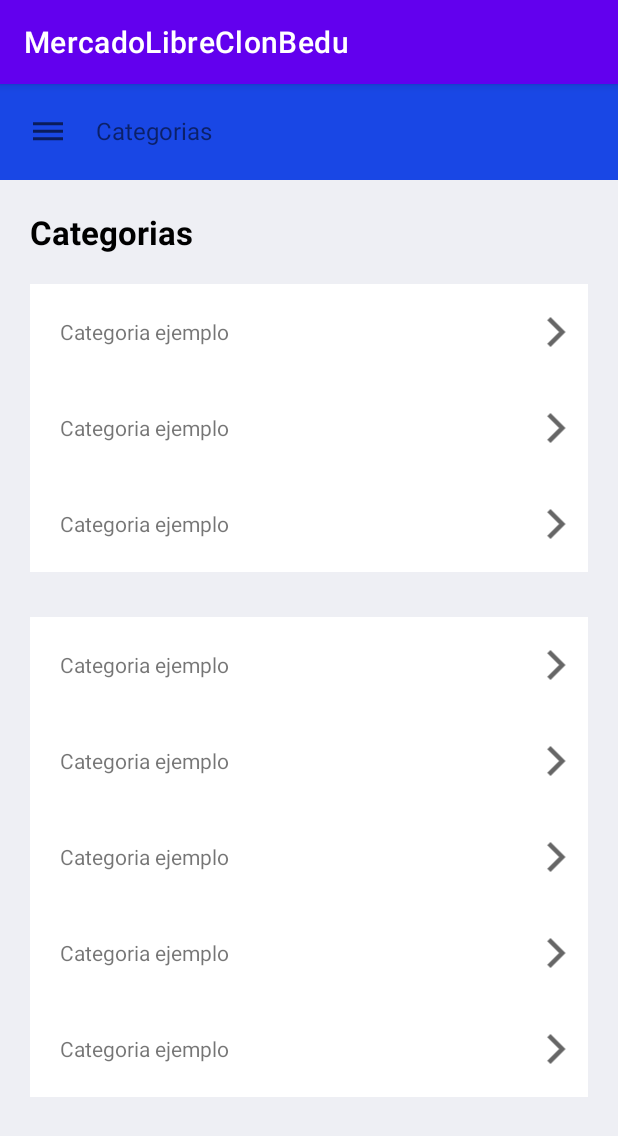
After one commit to GabrielBalbuenaLuna/MercadoLibreClonBedu-Equipo15-App, an Android app: the Categorias screen opened directly, with no data from a screen before it, on a phone screen of 412 x 824 dp. The commit adds this screen. Shown: the top 1136 px of the screen. Run offline under Robolectric (Android 15) with nearby library versions, the phone set to English and light mode, and no system bars.

Commit message:
[Update] Categorias, basic design

```diff
--- a/app/src/main/AndroidManifest.xml
+++ b/app/src/main/AndroidManifest.xml
@@ -9,7 +9,8 @@
         android:roundIcon="@mipmap/ic_launcher_round"
         android:supportsRtl="true"
         android:theme="@style/Theme.MercadoLibreClonBedu">
-        <activity android:name=".MisCompras"></activity>
+        <activity android:name=".Categorias"></activity>
+        <activity android:name=".MisCompras" />
         <activity android:name=".MainActivity">
             <intent-filter>
                 <action android:name="android.intent.action.MAIN" />
--- /dev/null
+++ b/app/src/main/java/com/example/mercadolibreclonbedu/Categorias.kt
@@ -0,0 +1,11 @@
+package com.example.mercadolibreclonbedu
+
+import androidx.appcompat.app.AppCompatActivity
+import android.os.Bundle
+
+class Categorias : AppCompatActivity() {
+    override fun onCreate(savedInstanceState: Bundle?) {
+        super.onCreate(savedInstanceState)
+        setContentView(R.layout.activity_categorias)
+    }
+}
--- /dev/null
+++ b/app/src/main/res/drawable/ic_baseline_arrow_forward_ios_24.xml
@@ -0,0 +1,10 @@
+<vector xmlns:android="http://schemas.android.com/apk/res/android"
+    android:width="24dp"
+    android:height="24dp"
+    android:viewportWidth="24"
+    android:viewportHeight="24"
+    android:tint="?attr/colorControlNormal">
+  <path
+      android:fillColor="@android:color/white"
+      android:pathData="M5.88,4.12L13.76,12l-7.88,7.88L8,22l10,-10L8,2z"/>
+</vector>
--- /dev/null
+++ b/app/src/main/res/layout/activity_categorias.xml
@@ -0,0 +1,310 @@
+<?xml version="1.0" encoding="utf-8"?>
+<LinearLayout xmlns:android="http://schemas.android.com/apk/res/android"
+    xmlns:app="http://schemas.android.com/apk/res-auto"
+    xmlns:tools="http://schemas.android.com/tools"
+    android:layout_width="match_parent"
+    android:layout_height="match_parent"
+    android:orientation="vertical"
+    tools:context=".Categorias"
+    android:background="@color/background">
+
+    <!--Encabezado -->
+    <LinearLayout
+        android:layout_width="match_parent"
+        android:layout_height="wrap_content"
+        android:orientation="horizontal"
+        android:paddingVertical="20dp"
+        android:background="@color/blue_menu">
+
+        <ImageView
+            android:layout_width="wrap_content"
+            android:layout_height="wrap_content"
+            android:paddingHorizontal="20dp"
+            android:src="@drawable/ic_baseline_dehaze_24"/>
+
+        <TextView
+            android:layout_width="match_parent"
+            android:layout_height="wrap_content"
+            android:text="@string/categorias"
+            android:textSize="16sp"
+            android:layout_marginRight="20dp"/>
+    </LinearLayout>
+
+    <TextView
+        android:layout_width="match_parent"
+        android:layout_height="wrap_content"
+        android:text="@string/categorias"
+        android:layout_marginHorizontal="20dp"
+        android:layout_marginVertical="20dp"
+        android:textSize="22dp"
+        android:textStyle="bold"
+        android:textColor="@color/black"/>
+
+    <!--List Item 1 -->
+    <LinearLayout
+        android:layout_width="match_parent"
+        android:layout_height="wrap_content"
+        android:orientation="horizontal"
+        android:paddingVertical="20dp"
+        android:background="@color/white"
+        android:layout_gravity="center"
+        android:layout_marginHorizontal="20dp">
+
+        <LinearLayout
+            android:layout_width="wrap_content"
+            android:layout_height="wrap_content"
+            android:layout_weight="9"
+            android:orientation="vertical"
+            android:layout_marginRight="20dp"
+            android:layout_gravity="center"
+            android:paddingHorizontal="20dp">
+
+            <TextView
+                android:layout_width="match_parent"
+                android:layout_height="wrap_content"
+                android:text="@string/ej_list_item_categoria"/>
+        </LinearLayout>
+
+        <ImageView
+            android:layout_width="wrap_content"
+            android:layout_height="wrap_content"
+            android:layout_weight="1"
+            android:src="@drawable/ic_baseline_arrow_forward_ios_24"/>
+    </LinearLayout>
+
+    <!--List Item 2 -->
+    <LinearLayout
+        android:layout_width="match_parent"
+        android:layout_height="wrap_content"
+        android:orientation="horizontal"
+        android:paddingVertical="20dp"
+        android:background="@color/white"
+        android:layout_gravity="center"
+        android:layout_marginHorizontal="20dp">
+
+        <LinearLayout
+            android:layout_width="wrap_content"
+            android:layout_height="wrap_content"
+            android:layout_weight="9"
+            android:orientation="vertical"
+            android:layout_marginRight="20dp"
+            android:layout_gravity="center"
+            android:paddingHorizontal="20dp">
+
+            <TextView
+                android:layout_width="match_parent"
+                android:layout_height="wrap_content"
+                android:text="@string/ej_list_item_categoria"/>
+        </LinearLayout>
+
+        <ImageView
+            android:layout_width="wrap_content"
+            android:layout_height="wrap_content"
+            android:layout_weight="1"
+            android:src="@drawable/ic_baseline_arrow_forward_ios_24"/>
+    </LinearLayout>
+
+    <!--List Item 3 -->
+    <LinearLayout
+        android:layout_width="match_parent"
+        android:layout_height="wrap_content"
+        android:orientation="horizontal"
+        android:paddingVertical="20dp"
+        android:background="@color/white"
+        android:layout_gravity="center"
+        android:layout_marginHorizontal="20dp">
+
+
+        <LinearLayout
+            android:layout_width="wrap_content"
+            android:layout_height="wrap_content"
+            android:layout_weight="9"
+            android:orientation="vertical"
+            android:layout_marginRight="20dp"
+            android:layout_gravity="center"
+            android:paddingHorizontal="20dp">
+
+            <TextView
+                android:layout_width="match_parent"
+                android:layout_height="wrap_content"
+                android:text="@string/ej_list_item_categoria"/>
+        </LinearLayout>
+
+        <ImageView
+            android:layout_width="wrap_content"
+            android:layout_height="wrap_content"
+            android:layout_weight="1"
+            android:src="@drawable/ic_baseline_arrow_forward_ios_24"/>
+    </LinearLayout>
+
+    <!--View Group 2 -->
+    <LinearLayout
+        android:layout_width="match_parent"
+        android:layout_height="match_parent"
+        android:orientation="vertical"
+        android:layout_marginVertical="30dp">
+
+        <!--List Item 1B -->
+        <LinearLayout
+            android:layout_width="match_parent"
+            android:layout_height="wrap_content"
+            android:orientation="horizontal"
+            android:paddingVertical="20dp"
+            android:background="@color/white"
+            android:layout_gravity="center"
+            android:layout_marginHorizontal="20dp">
+
+            <LinearLayout
+                android:layout_width="wrap_content"
+                android:layout_height="wrap_content"
+                android:layout_weight="9"
+                android:orientation="vertical"
+                android:layout_marginRight="20dp"
+                android:layout_gravity="center"
+                android:paddingHorizontal="20dp">
+
+                <TextView
+                    android:layout_width="match_parent"
+                    android:layout_height="wrap_content"
+                    android:text="@string/ej_list_item_categoria"/>
+            </LinearLayout>
+
+            <ImageView
+                android:layout_width="wrap_content"
+                android:layout_height="wrap_content"
+                android:layout_weight="1"
+                android:src="@drawable/ic_baseline_arrow_forward_ios_24"/>
+        </LinearLayout>
+
+        <!--List Item 2B -->
+        <LinearLayout
+            android:layout_width="match_parent"
+            android:layout_height="wrap_content"
+            android:orientation="horizontal"
+            android:paddingVertical="20dp"
+            android:background="@color/white"
+            android:layout_gravity="center"
+            android:layout_marginHorizontal="20dp">
+
+            <LinearLayout
+                android:layout_width="wrap_content"
+                android:layout_height="wrap_content"
+                android:layout_weight="9"
+                android:orientation="vertical"
+                android:layout_marginRight="20dp"
+                android:layout_gravity="center"
+                android:paddingHorizontal="20dp">
+
+                <TextView
+                    android:layout_width="match_parent"
+                    android:layout_height="wrap_content"
+                    android:text="@string/ej_list_item_categoria"/>
+            </LinearLayout>
+
+            <ImageView
+                android:layout_width="wrap_content"
+                android:layout_height="wrap_content"
+                android:layout_weight="1"
+                android:src="@drawable/ic_baseline_arrow_forward_ios_24"/>
+        </LinearLayout>
+
+        <!--List Item 3B -->
+        <LinearLayout
+            android:layout_width="match_parent"
+            android:layout_height="wrap_content"
+            android:orientation="horizontal"
+            android:paddingVertical="20dp"
+            android:background="@color/white"
+            android:layout_gravity="center"
+            android:layout_marginHorizontal="20dp">
+
+
+            <LinearLayout
+                android:layout_width="wrap_content"
+                android:layout_height="wrap_content"
+                android:layout_weight="9"
+                android:orientation="vertical"
+                android:layout_marginRight="20dp"
+                android:layout_gravity="center"
+                android:paddingHorizontal="20dp">
+
+                <TextView
+                    android:layout_width="match_parent"
+                    android:layout_height="wrap_content"
+                    android:text="@string/ej_list_item_categoria"/>
+            </LinearLayout>
+
+            <ImageView
+                android:layout_width="wrap_content"
+                android:layout_height="wrap_content"
+                android:layout_weight="1"
+                android:src="@drawable/ic_baseline_arrow_forward_ios_24"/>
+        </LinearLayout>
+
+        <!--List Item 4B -->
+        <LinearLayout
+            android:layout_width="match_parent"
+            android:layout_height="wrap_content"
+            android:orientation="horizontal"
+            android:paddingVertical="20dp"
+            android:background="@color/white"
+            android:layout_gravity="center"
+            android:layout_marginHorizontal="20dp">
+
+            <LinearLayout
+                android:layout_width="wrap_content"
+                android:layout_height="wrap_content"
+                android:layout_weight="9"
+                android:orientation="vertical"
+                android:layout_marginRight="20dp"
+                android:layout_gravity="center"
+                android:paddingHorizontal="20dp">
+
+                <TextView
+                    android:layout_width="match_parent"
+                    android:layout_height="wrap_content"
+                    android:text="@string/ej_list_item_categoria"/>
+            </LinearLayout>
+
+            <ImageView
+                android:layout_width="wrap_content"
+                android:layout_height="wrap_content"
+                android:layout_weight="1"
+                android:src="@drawable/ic_baseline_arrow_forward_ios_24"/>
+        </LinearLayout>
+
+        <!--List Item 5B -->
+        <LinearLayout
+            android:layout_width="match_parent"
+            android:layout_height="wrap_content"
+            android:orientation="horizontal"
+            android:paddingVertical="20dp"
+            android:background="@color/white"
+            android:layout_gravity="center"
+            android:layout_marginHorizontal="20dp">
+
+            <LinearLayout
+                android:layout_width="wrap_content"
+                android:layout_height="wrap_content"
+                android:layout_weight="9"
+                android:orientation="vertical"
+                android:layout_marginRight="20dp"
+                android:layout_gravity="center"
+                android:paddingHorizontal="20dp">
+
+                <TextView
+                    android:layout_width="match_parent"
+                    android:layout_height="wrap_content"
+                    android:text="@string/ej_list_item_categoria"/>
+            </LinearLayout>
+
+            <ImageView
+                android:layout_width="wrap_content"
+                android:layout_height="wrap_content"
+                android:layout_weight="1"
+                android:src="@drawable/ic_baseline_arrow_forward_ios_24"/>
+        </LinearLayout>
+    </LinearLayout>
+
+
+</LinearLayout>
--- a/app/src/main/res/layout/activity_mis_compras.xml
+++ b/app/src/main/res/layout/activity_mis_compras.xml
@@ -25,6 +25,7 @@
             android:layout_width="match_parent"
             android:layout_height="wrap_content"
             android:text="@string/mis_compras"
+            android:textSize="16sp"
             android:layout_marginRight="20dp"/>
     </LinearLayout>
 
--- a/app/src/main/res/values/colors.xml
+++ b/app/src/main/res/values/colors.xml
@@ -9,4 +9,5 @@
     <color name="white">#FFFFFFFF</color>
     <color name="blue_menu">#1947E5</color>
     <color name="red">#FF1414</color>
+    <color name="background">#EEEFF4</color>
 </resources>
--- a/app/src/main/res/values/strings.xml
+++ b/app/src/main/res/values/strings.xml
@@ -1,7 +1,9 @@
 <resources>
     <string name="app_name">MercadoLibreClonBedu</string>
     <string name="mis_compras">Mis Compras</string>
+    <string name="categorias">Categorias</string>
     <string name="list_item_status_entregado">Entregado</string>
     <string name="list_item_status_cancelado">Compra cancelada</string>
     <string name="ej_list_item">Ejemplo de producto</string>
+    <string name="ej_list_item_categoria">Categoria ejemplo</string>
 </resources>
```
